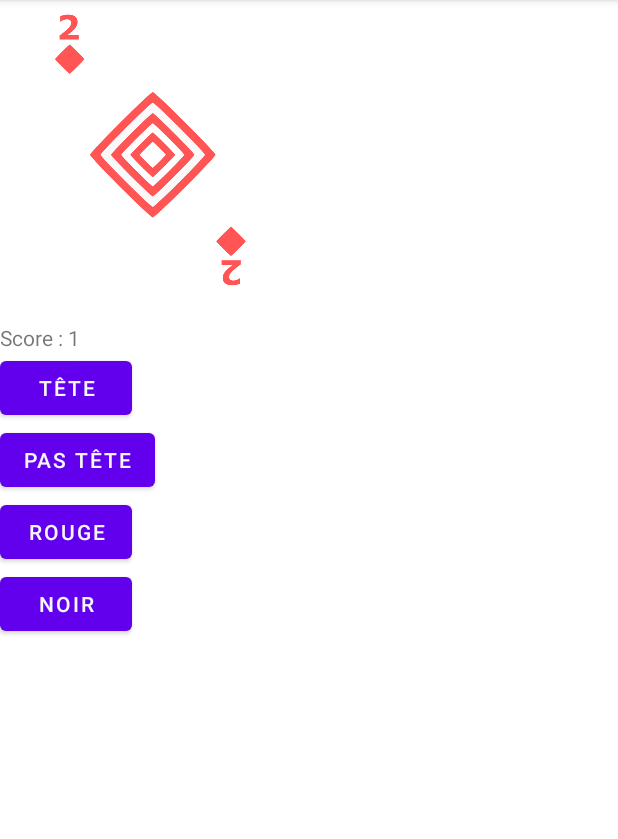
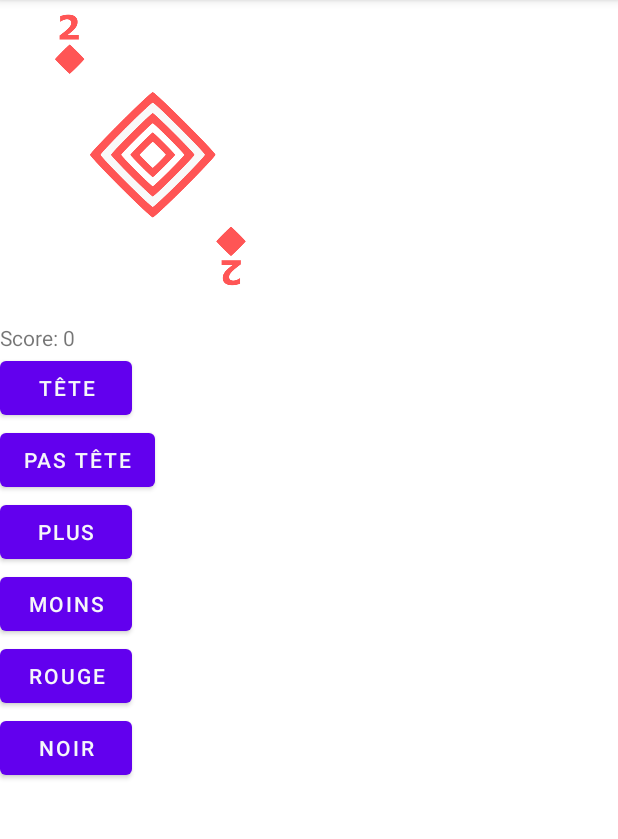
Before and after one commit to Bouboule-Corp/Chaboucasch, an Android app: the fragment GameFragment placed in its activity, after a tap on "TÊTE", on a phone screen of 412 x 824 dp, the part 84-923 px from its top. Run offline under Robolectric (Android 15) with nearby library versions, the phone set to English and light mode, and no system bars.

Commit message:
scoring system

```diff
--- a/app/src/main/java/com/game/chaboucasch/fragments/GameFragment.kt
+++ b/app/src/main/java/com/game/chaboucasch/fragments/GameFragment.kt
@@ -13,42 +13,70 @@ import com.game.chaboucasch.R
 
 class GameFragment : Fragment() {
     var score = 0
+    var lastCard = 0
     private var card : MutableList<Int> = IntRange(1, 52).step(1).toList().toMutableList()
+    private val heads: IntArray = intArrayOf(11, 12, 13, 24, 25, 26, 37, 38, 39, 50, 51, 52)
     override fun onCreateView(inflater: LayoutInflater, container: ViewGroup?, savedInstanceState: Bundle?): View? {
         // Inflate the layout for this fragment
         val view = inflater.inflate(R.layout.fragment_game, container, false)
         view.findViewById<Button>(R.id.Tete_button).setOnClickListener {
-            updateScore(view, 1)
+            updateScore(view, 1, ::checkFace, true)
         }
         view.findViewById<Button>(R.id.Pastete_Button).setOnClickListener {
-            updateScore(view, 1)
+            updateScore(view, 1, ::checkFace, false)
+        }
+        view.findViewById<Button>(R.id.Plus_Button).setOnClickListener {
+            updateScore(view, 2, ::checkPlus, true)
+        }
+        view.findViewById<Button>(R.id.Moins_Button).setOnClickListener {
+            updateScore(view, 2, ::checkPlus, false)
         }
         view.findViewById<Button>(R.id.Rouge_Button).setOnClickListener {
-            updateScore(view, 2)
+            updateScore(view, 3, ::checkColor, true)
         }
         view.findViewById<Button>(R.id.Noir_Button).setOnClickListener {
-            updateScore(view, 2)
+            updateScore(view, 3, ::checkColor, false)
         }
         return view
     }
-    private fun updateScore(view: View, nb: Int) {
+    private fun updateScore(view: View, nb: Int, check: (nbCard: Int) -> Boolean, res: Boolean) {
         val textview = view.findViewById<TextView>(R.id.score)
         val cardView = view.findViewById<ImageView>(R.id.card)
-        getCard(cardView)
-        if (nb > 0) {
+        val cardNb = getCard(cardView)
+        if (check(cardNb) == res) {
             score += nb
             textview.text = "Score : $score"
         }
         else {
             score = 0
+            textview.text = "Score: $score"
         }
+        lastCard = cardNb
     }
-    private fun getCard(cardView: ImageView) {
+    private fun getCard(cardView: ImageView): Int {
         if (card.isEmpty())
             card = IntRange(1, 52).step(1).toList().toMutableList()
         val index = (card.indices).random()
         val cardNb = card.removeAt(index)
-        val dispCard = "card_$cardNb"
-        cardView.setImageResource(resources.getIdentifier(dispCard, "drawable", "com.game.chaboucasch"))
+        cardView.setImageResource(resources.getIdentifier("card_$cardNb", "drawable", "com.game.chaboucasch"))
+        return cardNb
     }
+    private fun checkFace(nbCard: Int) : Boolean {
+        return nbCard in heads
+    }
+    private fun checkColor(nbCard: Int): Boolean {
+        return nbCard <= 26
+    }
+    private fun checkPlus(nbCard: Int): Boolean {
+        var tmpNbCard: Int = nbCard
+        var tmpLastCard: Int = lastCard
+        while (tmpNbCard > 13)
+            tmpNbCard -= 13
+        while (tmpLastCard > 13)
+            tmpLastCard -= 13
+        println(tmpNbCard)
+        println(tmpLastCard)
+        return tmpNbCard >= tmpLastCard
+    }
+
 }
--- a/app/src/main/res/layout/fragment_game.xml
+++ b/app/src/main/res/layout/fragment_game.xml
@@ -37,9 +37,23 @@
     <Button
         android:layout_width="wrap_content"
         android:layout_height="wrap_content"
+        android:text="Plus"
+        android:id="@+id/Plus_Button"
+        app:layout_constraintTop_toBottomOf="@+id/Pastete_Button"
+        />
+    <Button
+        android:layout_width="wrap_content"
+        android:layout_height="wrap_content"
+        android:text="Moins"
+        android:id="@+id/Moins_Button"
+        app:layout_constraintTop_toBottomOf="@+id/Plus_Button"
+        />
+    <Button
+        android:layout_width="wrap_content"
+        android:layout_height="wrap_content"
         android:text="Rouge"
         android:id="@+id/Rouge_Button"
-        app:layout_constraintTop_toBottomOf="@+id/Pastete_Button"
+        app:layout_constraintTop_toBottomOf="@+id/Moins_Button"
         />
     <Button
         android:layout_width="wrap_content"
```
